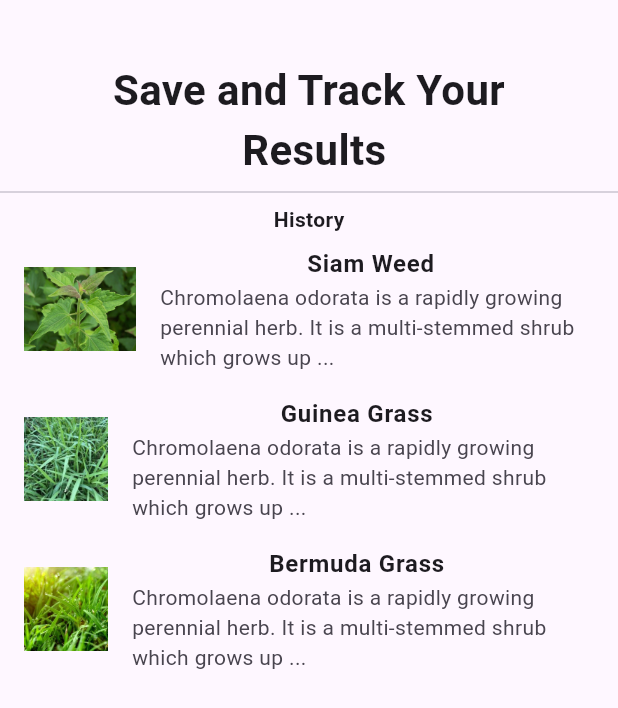
After one commit to Kobby-Jones/weed-detection-using-flutter-and-ml, a Flutter app: the OnboardScreen4 screen opened by its route, on a phone screen of 412 x 824 dp. The commit adds this screen. Shown: the top 708 px of the screen. Run offline on Flutter 3.47's test engine with Material 3 defaults, Android fonts, the phone set to English and light mode, and no system bars.

Commit message:
History Welcome Screen

```diff
--- a/lib/Pages/onboard_screen_3.dart
+++ b/lib/Pages/onboard_screen_3.dart
@@ -5,7 +5,6 @@ import 'package:weed_detection_app/Pages/tips.dart';
 
 class GetWeedDetails extends StatelessWidget {
   const GetWeedDetails({super.key});
-
   @override
   Widget build(BuildContext context) {
     return MaterialApp(
@@ -30,7 +29,7 @@ class GetWeedDetails extends StatelessWidget {
                     Buttons(buttonText: 'Prev', onPressed: ()=> Navigator.of(context).pop()
                     ),
                     const SizedBox(width: 40.0,),
-                    Buttons(buttonText: 'Next', onPressed: ()=> Navigator.pushNamed(context, '/')
+                    Buttons(buttonText: 'Next', onPressed: ()=> Navigator.pushNamed(context, '/onboard_screen_4')
                     ),
                   ],
                   ),
@@ -38,7 +37,7 @@ class GetWeedDetails extends StatelessWidget {
                   ),
               ],
               ),
-          ),
+                        ),
             ),
             ),
     );
--- /dev/null
+++ b/lib/Pages/onboard_screen_4.dart
@@ -0,0 +1,73 @@
+import 'package:flutter/material.dart';
+import 'package:weed_detection_app/weeds_details/history.dart';
+
+class OnboardScreen4 extends StatelessWidget {
+  const OnboardScreen4({super.key});
+
+  @override
+  Widget build(BuildContext context) {
+    final List<WeedList> weeds = [
+      WeedList(
+          id: "1",
+          name: "Siam Weed",
+          description:
+              "Chromolaena odorata is a rapidly growing perennial herb. It is a multi-stemmed shrub which grows up to 2.5 m (100 inches) tall in open areas. It has soft stems but the base of the shrub is woody. In shady areas it becomes etiolated and behaves as a creeper, growing on other vegetation",
+          imageUrl: 'images/siam weed.jpg'),
+      WeedList(
+          id: "2",
+          name: "Guinea Grass",
+          description:
+              "Chromolaena odorata is a rapidly growing perennial herb. It is a multi-stemmed shrub which grows up to 2.5 m (100 inches) tall in open areas. It has soft stems but the base of the shrub is woody. In shady areas it becomes etiolated and behaves as a creeper, growing on other vegetation",
+          imageUrl: 'images/guinea grass.jpeg'),
+      WeedList(
+          id: "3",
+          name: "Bermuda Grass",
+          description:
+              "Chromolaena odorata is a rapidly growing perennial herb. It is a multi-stemmed shrub which grows up to 2.5 m (100 inches) tall in open areas. It has soft stems but the base of the shrub is woody. In shady areas it becomes etiolated and behaves as a creeper, growing on other vegetation",
+          imageUrl: 'images/bermuda grass.jpg')
+    ];
+    return Scaffold(
+      body: Center(
+        child: Column(
+          children: <Widget>[
+            const SizedBox(
+              height: 40.0,
+            ),
+            const Text(
+              textAlign: TextAlign.center,
+              "Save and Track Your\n Results",
+              style: TextStyle(fontSize: 28, fontWeight: FontWeight.bold),
+            ),
+            const Divider(),
+            const Row(
+              mainAxisAlignment: MainAxisAlignment.center,
+              children: [
+                Text(
+                   style: TextStyle(fontWeight: FontWeight.bold),
+                  "History"
+                  ),
+                ],
+              ),
+            Expanded(
+              child: ListView.builder(
+                  itemCount: weeds.length,
+                  itemBuilder: (context, index) {
+                    final weed = weeds[index];
+                    return ListTile(
+                      leading: Image.asset(weed.imageUrl),
+                      title: Text(
+                        textAlign: TextAlign.center,
+                        style: const TextStyle(fontWeight: FontWeight.bold),
+                        weed.name
+                        ),
+                      subtitle: Text('${weed.description.substring(0, 100)}...'),
+
+                    );
+                  }),
+            ),
+          ],
+        ),
+      ),
+    );
+  }
+}
--- a/lib/main.dart
+++ b/lib/main.dart
@@ -2,6 +2,7 @@ import 'package:flutter/material.dart';
 import 'package:weed_detection_app/Pages/home.dart';
 import 'package:weed_detection_app/Pages/onboard_screen_2.dart';
 import 'package:weed_detection_app/Pages/onboard_screen_3.dart';
+import 'package:weed_detection_app/Pages/onboard_screen_4.dart';
 import 'package:weed_detection_app/Pages/onboard_welcome_screen.dart';
 // import 'package:weed_detection_app/Pages/search_test.dart';
 
@@ -21,7 +22,8 @@ class WeedDetect extends StatelessWidget {
         '/':(context) => const HomePage(),
         '/help':(context) => const WelcomePage(),
         '/onboard_screen_2':(context) => const CaptureImageTip(),
-        '/onboard_screen_3':(context) => const GetWeedDetails()
+        '/onboard_screen_3':(context) => const GetWeedDetails(),
+        '/onboard_screen_4':(context) => const OnboardScreen4()
 
       },
     );
--- /dev/null
+++ b/lib/weeds_details/history.dart
@@ -0,0 +1,8 @@
+class WeedList {
+  final String id;
+  final String name;
+  final String imageUrl;
+  final String description;
+
+  WeedList( {required this.id, required this.name, required this.description, required this.imageUrl});
+}
--- /dev/null
+++ b/lib/weeds_details/weed_details.dart
@@ -0,0 +1,5 @@
+class Weed {
+  final String name;
+  final String description;
+  Weed( this.name,this.description,);
+}
```
Also changed, not shown: images/bermuda grass.jpg (added), images/guinea grass.jpeg (added), images/siam weed.jpg (added).
